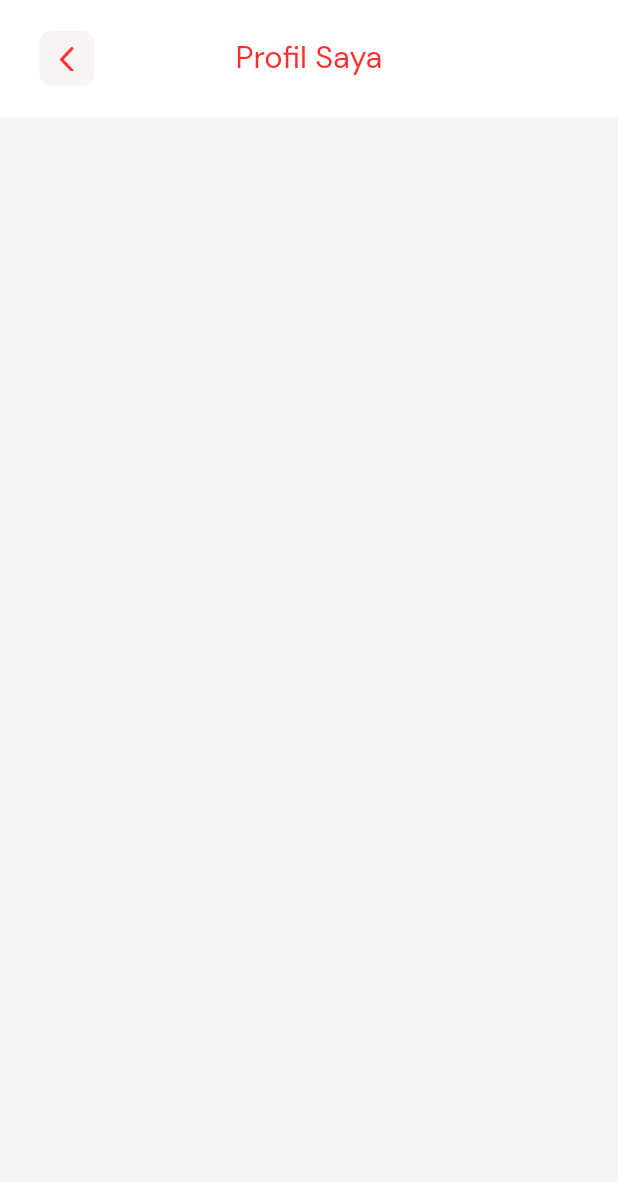
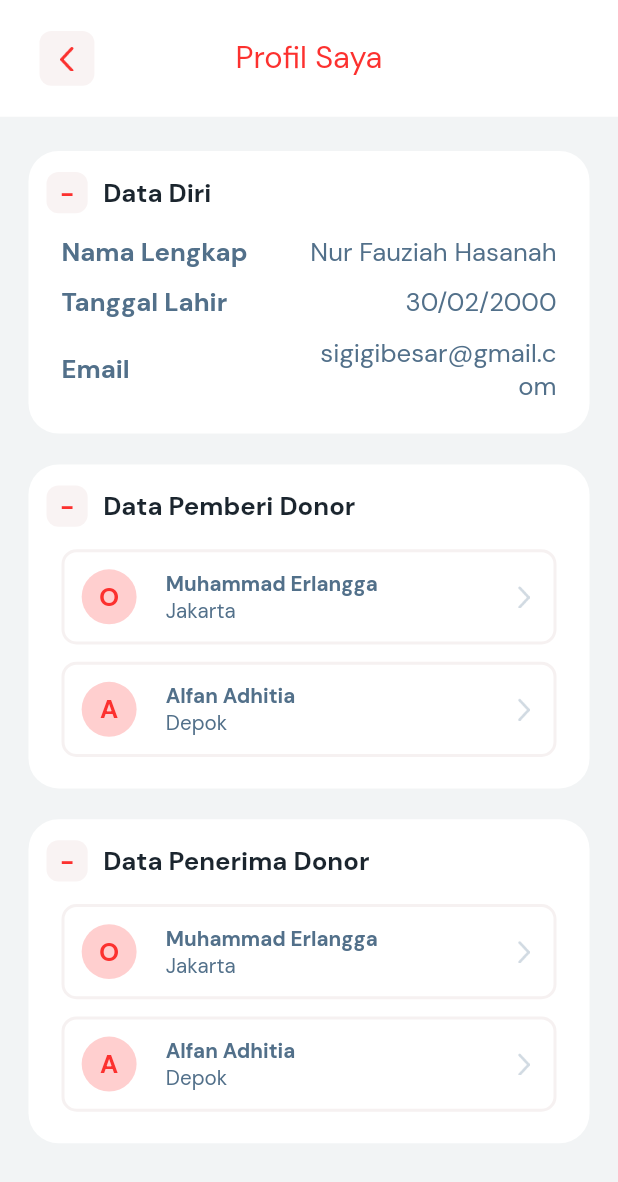
Before and after one commit to angga1518/CoronaSurvivor_Flutter, a Flutter app: the ProfilePage screen opened directly, on a phone screen of 412 x 824 dp. Shown: the top 1182 px of the screen. Run offline on Flutter 3.47's test engine with Material 2 defaults, Android fonts, the phone set to English and light mode, and no system bars; our stand-ins replace bloc, equatable, firebase_auth, firebase_core, firebase_messaging, flutter_bloc and 2 more; accounts and stored records are empty.

Commit message:
feat: finish profile page

```diff
--- a/lib/ui/pages/profile_page.dart
+++ b/lib/ui/pages/profile_page.dart
@@ -22,9 +22,49 @@ class _ProfilePageState extends State<ProfilePage> {
                 color: UIHelper.colorDarkWhite,
               ),
               ListView(
-                children: [],
+                children: [
+                  UIHelper.vertSpace(88),
+                  CardContainer(
+                      "Data Diri",
+                      Column(
+                        children: [
+                          InformationContainer(
+                              "Nama Lengkap", "Nur Fauziah Hasanah"),
+                          UIHelper.vertSpace(10),
+                          InformationContainer("Tanggal Lahir", "30/02/2000"),
+                          UIHelper.vertSpace(10),
+                          InformationContainer(
+                              "Email", "sigigibesar@gmail.com"),
+                        ],
+                      )),
+                  UIHelper.vertSpace(18),
+                  CardContainer(
+                      "Data Pemberi Donor",
+                      Column(
+                        children: [
+                          ListNavigationContainer(
+                              "Muhammad Erlangga", "O", "Jakarta", () {}),
+                          UIHelper.vertSpace(10),
+                          ListNavigationContainer(
+                              "Alfan Adhitia", "A", "Depok", () {}),
+                        ],
+                      )),
+                  UIHelper.vertSpace(18),
+                  CardContainer(
+                      "Data Penerima Donor",
+                      Column(
+                        children: [
+                          ListNavigationContainer(
+                              "Muhammad Erlangga", "O", "Jakarta", () {}),
+                          UIHelper.vertSpace(10),
+                          ListNavigationContainer(
+                              "Alfan Adhitia", "A", "Depok", () {}),
+                        ],
+                      )),
+                  UIHelper.vertSpace(20),
+                ],
               ),
-              TopBar("Profil Saya", (){
+              TopBar("Profil Saya", () {
                 pageBloc.add(GoToHomePage());
               })
             ],
--- a/lib/ui/pages/wrapper.dart
+++ b/lib/ui/pages/wrapper.dart
@@ -63,8 +63,8 @@ class _WrapperState extends State<Wrapper> {
     PageBloc pageBloc = BlocProvider.of<PageBloc>(context);
     UserBloc userBloc = BlocProvider.of<UserBloc>(context);
     if (user == null) {
-      pageBloc.add(GoToHomePage());
-      // pageBloc.add(GoToProfilePage());
+      // pageBloc.add(GoToHomePage());
+      pageBloc.add(GoToProfilePage());
       // pageBloc.add(GoToOnboardPage());
       // pageBloc.add(GoToSplashPage());
     } else {
--- /dev/null
+++ b/lib/ui/widgets/information_container.dart
@@ -0,0 +1,31 @@
+part of 'widgets.dart';
+
+class InformationContainer extends StatelessWidget {
+  final String component;
+  final String data;
+
+  InformationContainer(this.component, this.data);
+
+  @override
+  Widget build(BuildContext context) {
+    return Row(
+      children: [
+        Expanded(
+            child: Text(
+          component,
+          style: UIHelper.greyLightFont.copyWith(
+              fontSize: UIHelper.setResFontSize(15),
+              fontWeight: FontWeight.w700),
+        )),
+        Expanded(
+            child: Text(
+          data,
+          style: UIHelper.greyLightFont.copyWith(
+              fontSize: UIHelper.setResFontSize(15),
+              fontWeight: FontWeight.w400),
+          textAlign: TextAlign.right,
+        )),
+      ],
+    );
+  }
+}
--- /dev/null
+++ b/lib/ui/widgets/list_navigation.dart
@@ -0,0 +1,79 @@
+part of 'widgets.dart';
+
+class ListNavigationContainer extends StatelessWidget {
+  final String golDarah;
+  final String nama;
+  final String provinsi;
+  final Function onTap;
+
+  ListNavigationContainer(this.nama, this.golDarah, this.provinsi, this.onTap);
+
+  @override
+  Widget build(BuildContext context) {
+    return GestureDetector(
+      onTap: () {
+        onTap();
+      },
+      child: Container(
+        decoration: BoxDecoration(
+            borderRadius: BorderRadius.circular(10),
+            border: Border.all(color: UIHelper.colorPinkSuperLight, width: 2)),
+        child: Row(
+          children: [
+            Container(
+              margin: EdgeInsets.only(
+                left: UIHelper.setResWidth(10),
+                right: UIHelper.setResWidth(17),
+                top: UIHelper.setResHeight(10),
+                bottom: UIHelper.setResHeight(10),
+              ),
+              height: UIHelper.setResHeight(32),
+              width: UIHelper.setResWidth(32),
+              decoration: BoxDecoration(
+                  shape: BoxShape.circle, color: UIHelper.colorMainLightRed),
+              child: Center(
+                child: Text(
+                  golDarah,
+                  style: UIHelper.redFont.copyWith(
+                      fontSize: UIHelper.setResFontSize(15),
+                      fontWeight: FontWeight.w700),
+                  textAlign: TextAlign.left,
+                ),
+              ),
+            ),
+            Column(
+              children: [
+                SizedBox(
+                  width: UIHelper.setResWidth(185),
+                  child: Text(
+                    nama,
+                    style: UIHelper.greyLightFont.copyWith(
+                        fontSize: UIHelper.setResFontSize(12),
+                        fontWeight: FontWeight.w700),
+                  ),
+                ),
+                SizedBox(
+                  width: UIHelper.setResWidth(185),
+                  child: Text(
+                    provinsi,
+                    style: UIHelper.greyLightFont.copyWith(
+                        fontSize: UIHelper.setResFontSize(12),
+                        fontWeight: FontWeight.w400),
+                  ),
+                )
+              ],
+            ),
+            UIHelper.horzSpace(20),
+            SizedBox(
+              child: Image(
+                image: AssetImage("assets/forward_grey.png"),
+                width: UIHelper.setResWidth(7),
+                height: UIHelper.setResHeight(14),
+              ),
+            )
+          ],
+        ),
+      ),
+    );
+  }
+}
--- a/lib/ui/widgets/widgets.dart
+++ b/lib/ui/widgets/widgets.dart
@@ -1,6 +1,5 @@
 import 'package:corona_survivor_flutter/ui/shared/shared_ui.dart';
 import 'package:flutter/material.dart';
-import 'package:intl/intl.dart';
 
 part 'button.dart';
 part 'logo.dart';
@@ -11,3 +10,5 @@ part 'logo_card_container.dart';
 part 'blue_navigation.dart';
 part 'warning_box.dart';
 part 'calendar.dart';
+part 'information_container.dart';
+part 'list_navigation.dart';
--- a/pubspec.yaml
+++ b/pubspec.yaml
@@ -35,7 +35,6 @@ dependencies:
   google_fonts: ^1.1.2
   http: ^0.12.2
   image_picker: ^0.6.7+17
-  intl: ^0.16.0
   provider: ^4.3.2+3
 
 dev_dependencies:
```
Also changed, not shown: assets/forward_grey.png (added), pubspec.lock.
